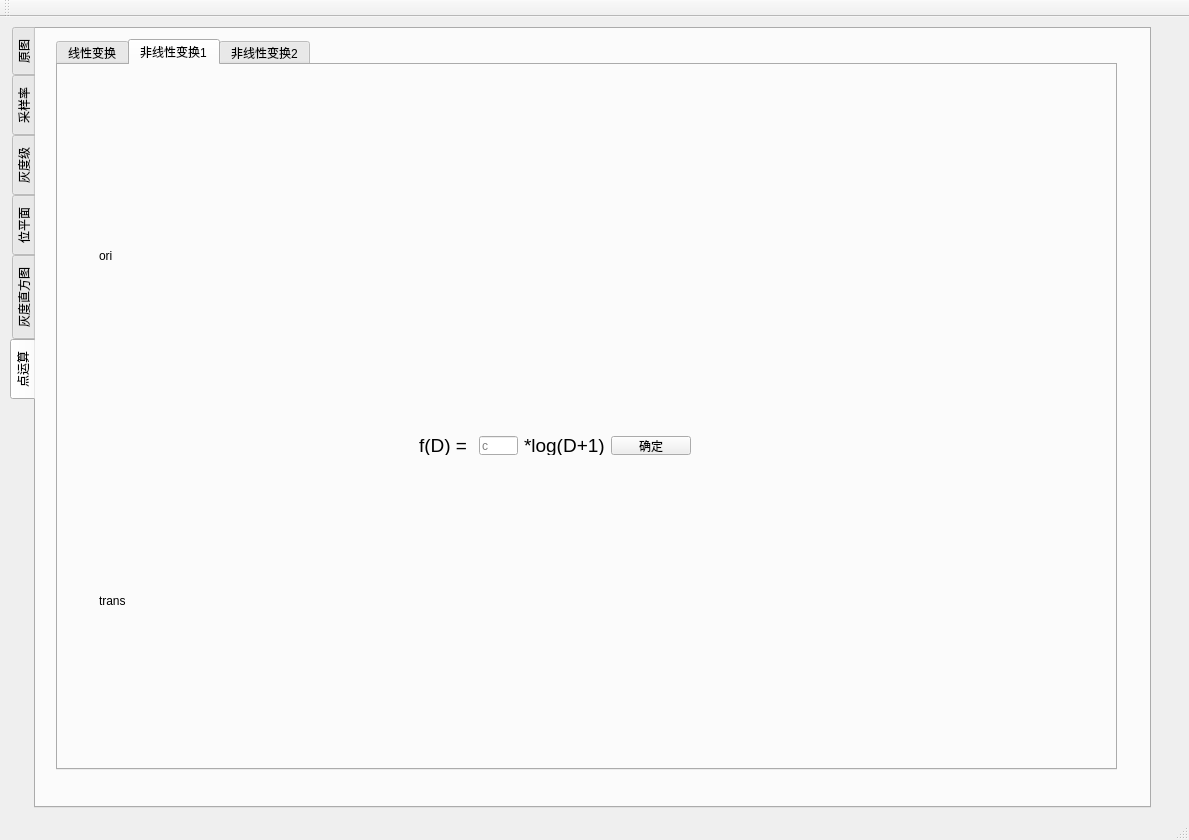
First picture: the form in picture_demo/mainwindow.ui, repository L1B0/Digital-image-processing, before the edit.
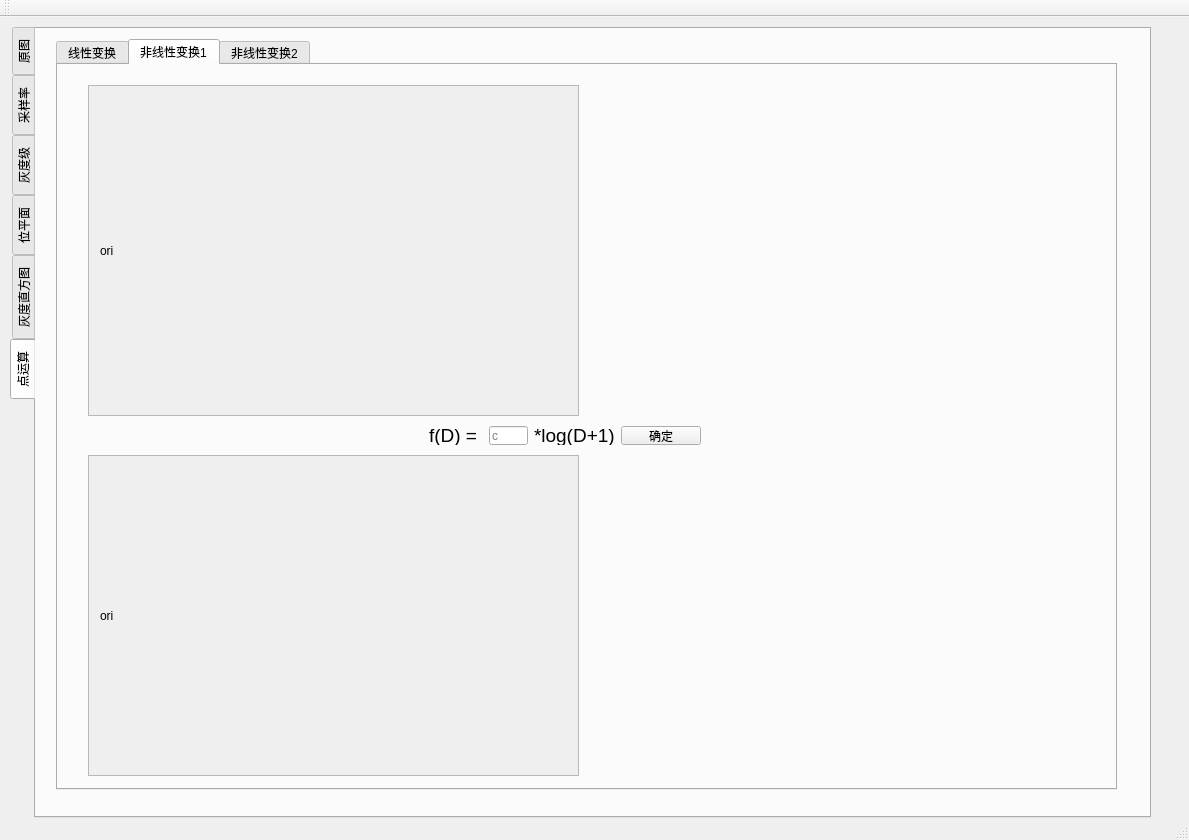
Second picture: the form after the edit. The open tabs and pages were chosen to show the change. Custom widgets are drawn as their Qt base class.

What changed in the file:
```diff
--- a/picture_demo/mainwindow.ui
+++ b/picture_demo/mainwindow.ui
@@ -26,7 +26,7 @@
       <x>10</x>
       <y>10</y>
       <width>1141</width>
-      <height>781</height>
+      <height>791</height>
      </rect>
     </property>
     <property name="tabPosition">
@@ -54,9 +54,64 @@
         <height>681</height>
        </rect>
       </property>
-      <property name="text">
-       <string/>
-      </property>
+      <layout class="QHBoxLayout" name="horizontalLayout_20">
+       <item>
+        <widget class="QScrollArea" name="ori_scrollArea">
+         <property name="widgetResizable">
+          <bool>true</bool>
+         </property>
+         <widget class="QWidget" name="scrollAreaWidgetContents_2">
+          <property name="geometry">
+           <rect>
+            <x>0</x>
+            <y>0</y>
+            <width>520</width>
+            <height>537</height>
+           </rect>
+          </property>
+          <layout class="QHBoxLayout" name="horizontalLayout_14">
+           <item>
+            <widget class="QLabel" name="original_page">
+             <property name="text">
+              <string>1</string>
+             </property>
+            </widget>
+           </item>
+          </layout>
+         </widget>
+        </widget>
+       </item>
+       <item>
+        <widget class="QScrollArea" name="ori_scrollArea_2">
+         <property name="widgetResizable">
+          <bool>true</bool>
+         </property>
+         <widget class="QWidget" name="scrollAreaWidgetContents_3">
+          <property name="geometry">
+           <rect>
+            <x>0</x>
+            <y>0</y>
+            <width>519</width>
+            <height>537</height>
+           </rect>
+          </property>
+          <widget class="QLabel" name="original_page_2">
+           <property name="geometry">
+            <rect>
+             <x>20</x>
+             <y>20</y>
+             <width>471</width>
+             <height>501</height>
+            </rect>
+           </property>
+           <property name="text">
+            <string>2</string>
+           </property>
+          </widget>
+         </widget>
+        </widget>
+       </item>
+      </layout>
      </widget>
     </widget>
     <widget class="QWidget" name="sampling_rate">
@@ -461,7 +516,7 @@
         <x>20</x>
         <y>10</y>
         <width>1061</width>
-        <height>731</height>
+        <height>751</height>
        </rect>
       </property>
       <property name="currentIndex">
@@ -590,61 +645,11 @@
        <attribute name="title">
         <string>非线性变换1</string>
        </attribute>
-       <widget class="QWidget" name="layoutWidget_3">
-        <property name="geometry">
-         <rect>
-          <x>30</x>
-          <y>400</y>
-          <width>991</width>
-          <height>271</height>
-         </rect>
-        </property>
-        <layout class="QHBoxLayout" name="horizontalLayout_14">
-         <item>
-          <widget class="QLabel" name="nline_trans1_image">
-           <property name="text">
-            <string>trans</string>
-           </property>
-           <property name="scaledContents">
-            <bool>false</bool>
-           </property>
-          </widget>
-         </item>
-         <item>
-          <widget class="QCustomPlot" name="nline_trans1_paint" native="true"/>
-         </item>
-        </layout>
-       </widget>
-       <widget class="QWidget" name="layoutWidget_4">
-        <property name="geometry">
-         <rect>
-          <x>30</x>
-          <y>20</y>
-          <width>991</width>
-          <height>341</height>
-         </rect>
-        </property>
-        <layout class="QHBoxLayout" name="horizontalLayout_15">
-         <item>
-          <widget class="QLabel" name="nline_ori1_image">
-           <property name="text">
-            <string>ori</string>
-           </property>
-           <property name="scaledContents">
-            <bool>false</bool>
-           </property>
-          </widget>
-         </item>
-         <item>
-          <widget class="QCustomPlot" name="nline_ori1_paint" native="true"/>
-         </item>
-        </layout>
-       </widget>
        <widget class="QWidget" name="layoutWidget">
         <property name="geometry">
          <rect>
-          <x>350</x>
-          <y>360</y>
+          <x>360</x>
+          <y>350</y>
           <width>294</width>
           <height>41</height>
          </rect>
@@ -693,6 +698,96 @@
          </item>
         </layout>
        </widget>
+       <widget class="QScrollArea" name="nline_ori1_scrollArea">
+        <property name="geometry">
+         <rect>
+          <x>30</x>
+          <y>20</y>
+          <width>491</width>
+          <height>331</height>
+         </rect>
+        </property>
+        <property name="widgetResizable">
+         <bool>true</bool>
+        </property>
+        <widget class="QWidget" name="scrollAreaWidgetContents_5">
+         <property name="geometry">
+          <rect>
+           <x>0</x>
+           <y>0</y>
+           <width>489</width>
+           <height>329</height>
+          </rect>
+         </property>
+         <layout class="QHBoxLayout" name="horizontalLayout_15">
+          <item>
+           <widget class="QLabel" name="nline_ori1_image">
+            <property name="text">
+             <string>ori</string>
+            </property>
+            <property name="scaledContents">
+             <bool>false</bool>
+            </property>
+           </widget>
+          </item>
+         </layout>
+        </widget>
+       </widget>
+       <widget class="QCustomPlot" name="nline_trans1_paint" native="true">
+        <property name="geometry">
+         <rect>
+          <x>530</x>
+          <y>390</y>
+          <width>491</width>
+          <height>321</height>
+         </rect>
+        </property>
+       </widget>
+       <widget class="QScrollArea" name="nline_trans1_scrollArea">
+        <property name="geometry">
+         <rect>
+          <x>30</x>
+          <y>390</y>
+          <width>491</width>
+          <height>321</height>
+         </rect>
+        </property>
+        <property name="widgetResizable">
+         <bool>true</bool>
+        </property>
+        <widget class="QWidget" name="scrollAreaWidgetContents_7">
+         <property name="geometry">
+          <rect>
+           <x>0</x>
+           <y>0</y>
+           <width>489</width>
+           <height>319</height>
+          </rect>
+         </property>
+         <layout class="QHBoxLayout" name="horizontalLayout_24">
+          <item>
+           <widget class="QLabel" name="nline_trans1_image">
+            <property name="text">
+             <string>ori</string>
+            </property>
+            <property name="scaledContents">
+             <bool>false</bool>
+            </property>
+           </widget>
+          </item>
+         </layout>
+        </widget>
+       </widget>
+       <widget class="QCustomPlot" name="nline_ori1_paint" native="true">
+        <property name="geometry">
+         <rect>
+          <x>529</x>
+          <y>21</y>
+          <width>491</width>
+          <height>331</height>
+         </rect>
+        </property>
+       </widget>
       </widget>
       <widget class="QWidget" name="nline_trans2">
        <attribute name="title">
```
Left out of the diff: 532 changed lines with no effect on the pictures.
